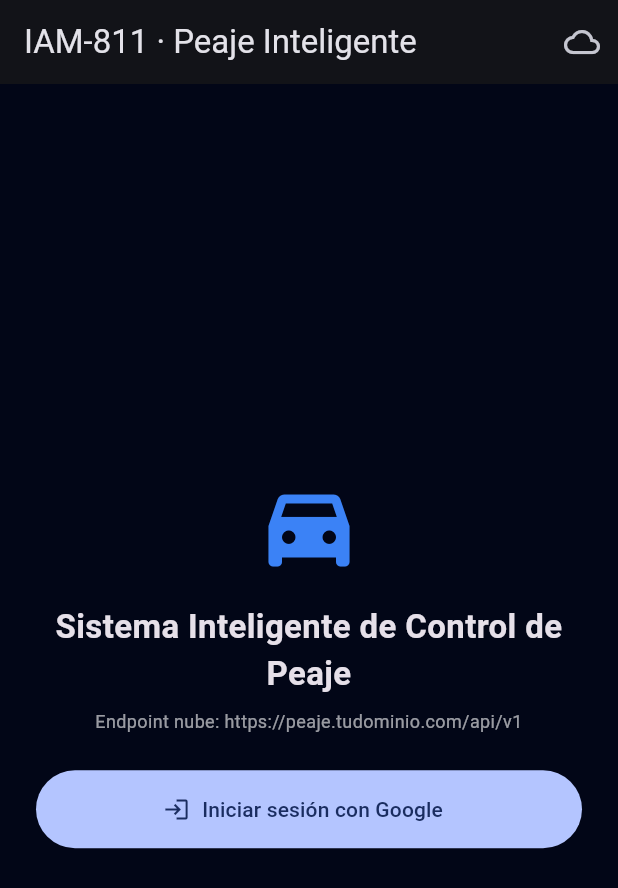
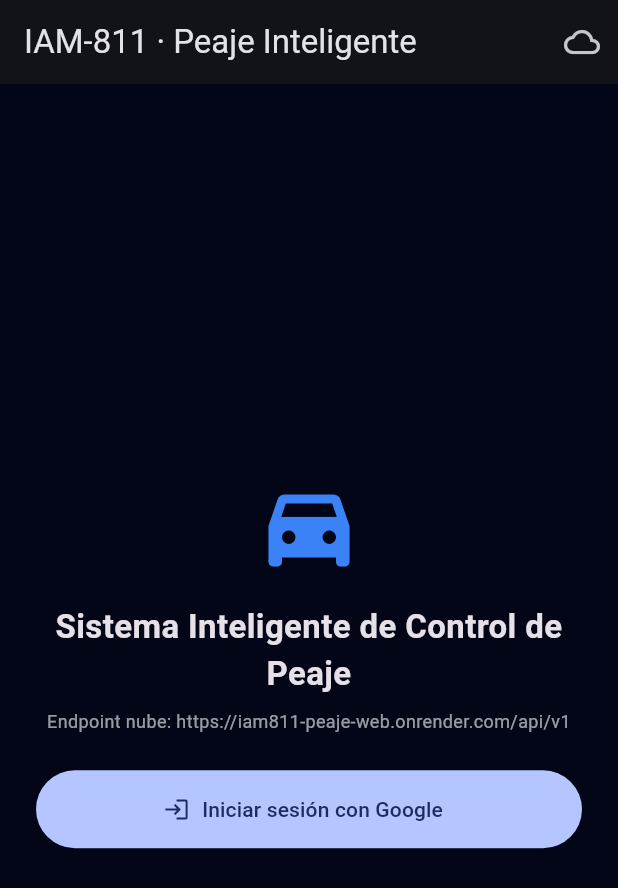
Before and after one commit to mauro64U/iam811-control-peaje, a Flutter app: the screen it shows after launch, on a phone screen of 412 x 824 dp. Shown: the top 888 px of the screen. Run offline on Flutter 3.47's test engine with Material 3 defaults, Android fonts, the phone set to English and light mode, and no system bars; our stand-ins replace camera, google_sign_in, image_picker, shared_preferences.

Commit message:
chore: configure Google OAuth Client ID and CI/CD defaults

```diff
--- a/movil/lib/main.dart
+++ b/movil/lib/main.dart
@@ -24,12 +24,12 @@ import 'package:shared_preferences/shared_preferences.dart';
 
 const String kDefaultApiBaseUrl = String.fromEnvironment(
   'API_BASE_URL',
-  defaultValue: 'https://peaje.tudominio.com/api/v1',
+  defaultValue: 'https://iam811-peaje-web.onrender.com/api/v1',
 );
 
 const String kGoogleServerClientId = String.fromEnvironment(
   'GOOGLE_WEB_CLIENT_ID',
-  defaultValue: '',
+  defaultValue: '159830757831-du48o4vm4c7uigujttelj58dvlktbhpq.apps.googleusercontent.com',
 );
 
 List<CameraDescription> _cameras = [];
--- a/render.yaml
+++ b/render.yaml
@@ -12,9 +12,9 @@ services:
       - key: DATABASE_URL
         sync: false
       - key: GOOGLE_CLIENT_ID
-        sync: false
+        value: 159830757831-du48o4vm4c7uigujttelj58dvlktbhpq.apps.googleusercontent.com
       - key: VITE_GOOGLE_CLIENT_ID
-        sync: false
+        value: 159830757831-du48o4vm4c7uigujttelj58dvlktbhpq.apps.googleusercontent.com
       - key: GEMINI_API_KEY
         sync: false
       - key: INFERENCE_URL
```
Also changed, not shown: 4 other files.
